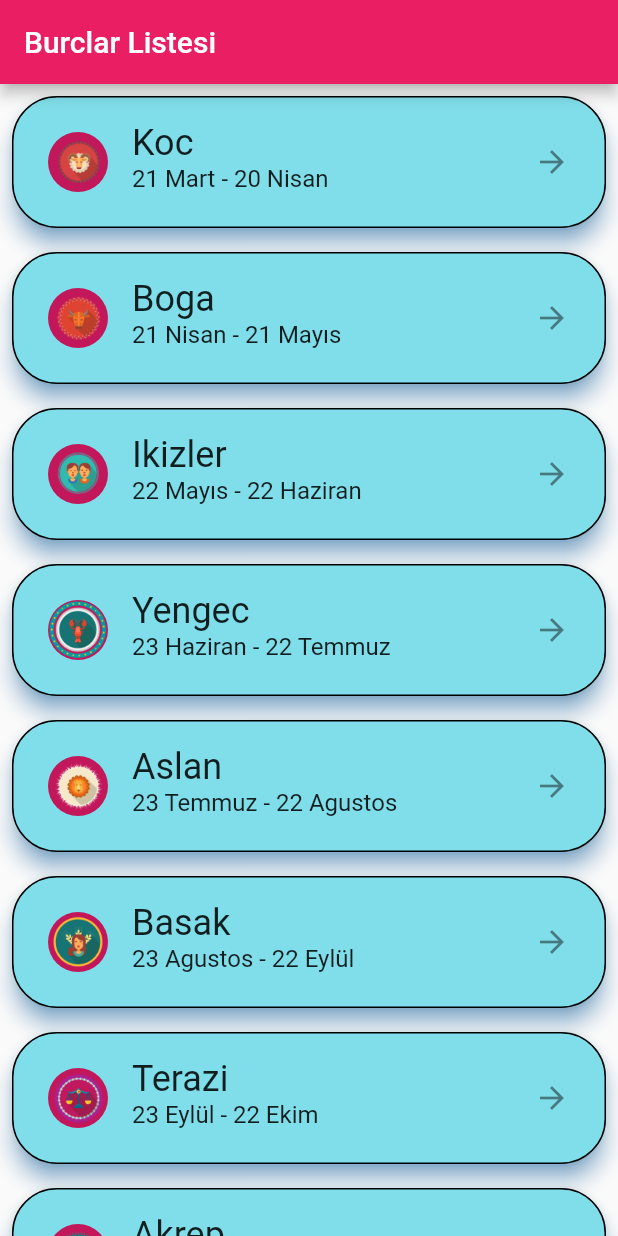
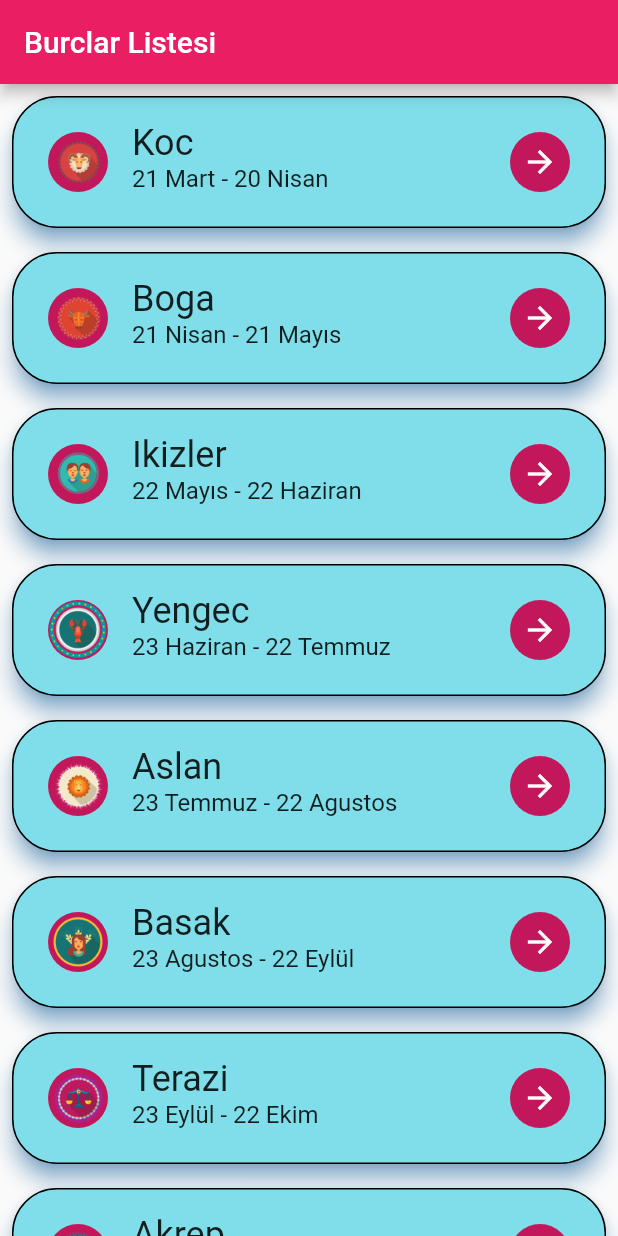
Before and after one commit to tahaturan/burc_rehberi, a Flutter app: the screen it shows after launch, on a phone screen of 412 x 824 dp. Run offline on Flutter 3.47's test engine with Material 2 defaults, Android fonts, the phone set to English and light mode, and no system bars.

Commit message:
card icon duzenlendi

```diff
--- a/lib/burc_item.dart
+++ b/lib/burc_item.dart
@@ -31,7 +31,9 @@ class BurcItem extends StatelessWidget {
               listelenenBurc.burcTarihi,
               style: myTextStyle.subtitle1,
             ),
-            trailing: const Icon(Icons.arrow_forward_sharp),
+            trailing: const CircleAvatar(
+              child: Icon(Icons.arrow_forward_sharp),
+            ),
           ),
         ),
       ),
```
